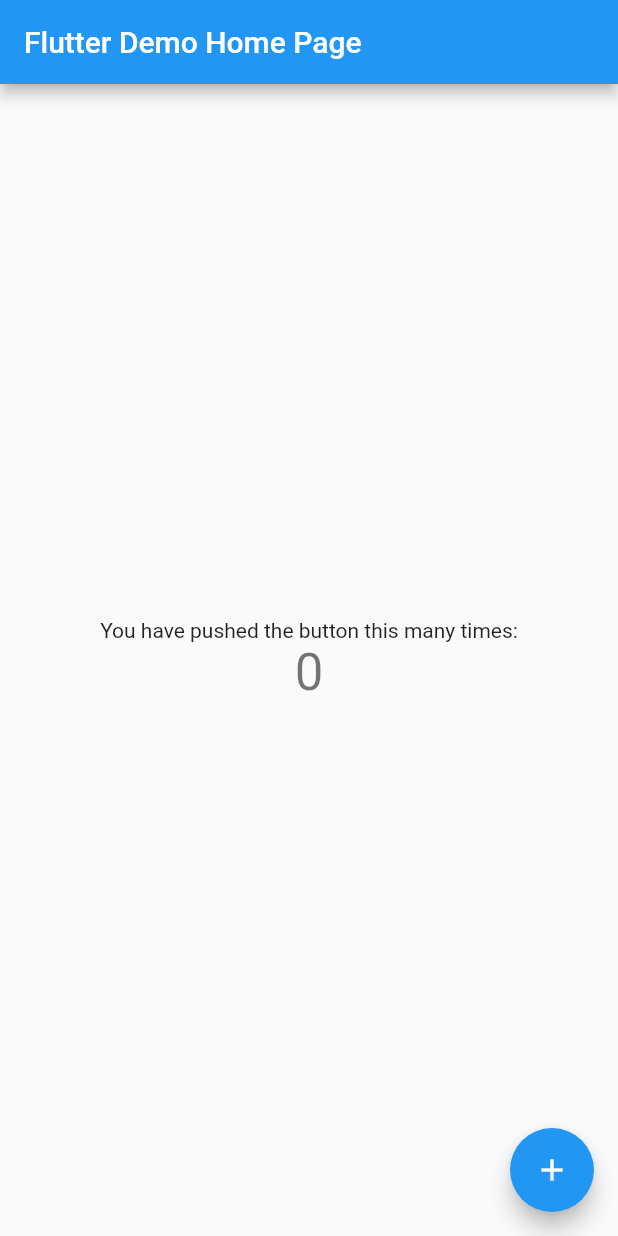
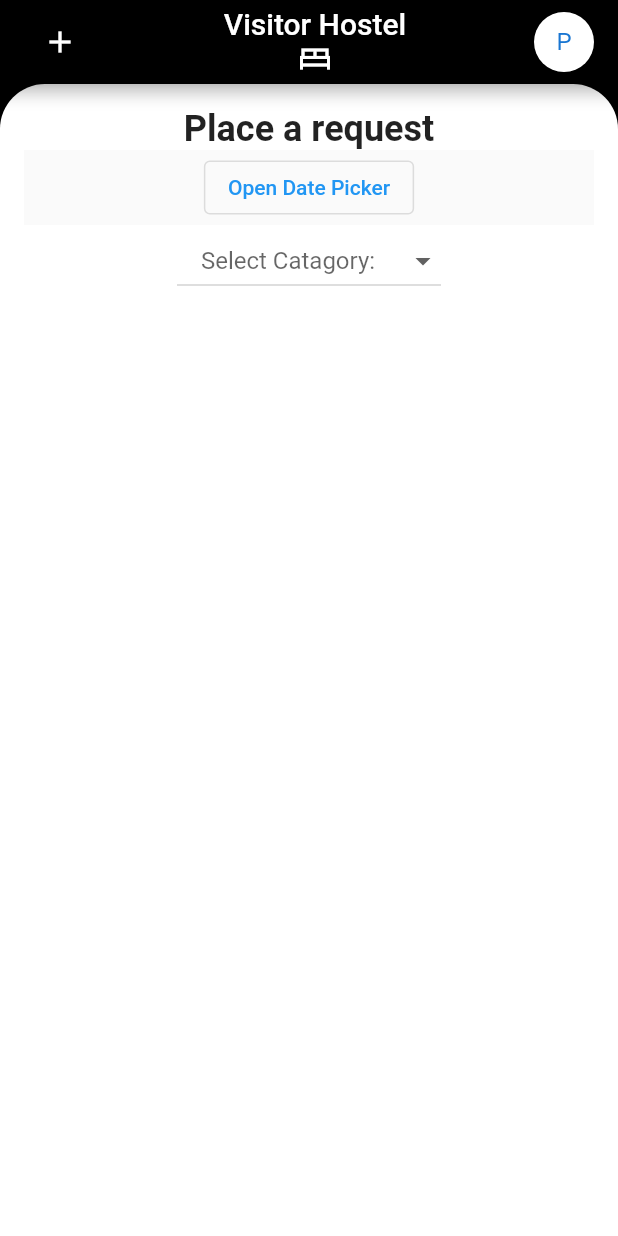
Before and after one commit to Adarshkumar167/fusion_app_visitors_mostel_module, a Flutter app: the screen it shows after launch, on a phone screen of 412 x 824 dp. Run offline on Flutter 3.47's test engine with Material 2 defaults, Android fonts, the phone set to English and light mode, and no system bars; drawn by our look-alikes of dropdown_button2.

Commit message:
basic_layout_Place_Request

```diff
--- a/lib/main.dart
+++ b/lib/main.dart
@@ -1,4 +1,5 @@
 import 'package:flutter/material.dart';
+import 'package:fusion_app_visitors_mostel_module/screens/landing.dart';
 
 void main() {
   runApp(const MyApp());
@@ -24,7 +25,7 @@
         // is not restarted.
         primarySwatch: Colors.blue,
       ),
-      home: const MyHomePage(title: 'Flutter Demo Home Page'),
+      home: const landing(),
     );
   }
 }
--- /dev/null
+++ b/lib/screens/datepick.dart
@@ -0,0 +1,79 @@
+import 'package:flutter/material.dart';
+
+class DatePicker extends StatefulWidget {
+  const DatePicker({super.key, this.restorationId});
+
+  final String? restorationId;
+
+  @override
+  State<DatePicker> createState() => _MyStatefulWidgetState();
+}
+
+/// RestorationProperty objects can be used because of RestorationMixin.
+class _MyStatefulWidgetState extends State<DatePicker> with RestorationMixin {
+  @override
+  String? get restorationId => widget.restorationId;
+
+  final RestorableDateTime _selectedDate = RestorableDateTime(DateTime.now());
+  late final RestorableRouteFuture<DateTime?> _restorableDatePickerRouteFuture =
+      RestorableRouteFuture<DateTime?>(
+    onComplete: _selectDate,
+    onPresent: (NavigatorState navigator, Object? arguments) {
+      return navigator.restorablePush(
+        _datePickerRoute,
+        arguments: _selectedDate.value.millisecondsSinceEpoch,
+      );
+    },
+  );
+
+  static Route<DateTime> _datePickerRoute(
+    BuildContext context,
+    Object? arguments,
+  ) {
+    return DialogRoute<DateTime>(
+      context: context,
+      builder: (BuildContext context) {
+        return DatePickerDialog(
+          restorationId: 'date_picker_dialog',
+          initialEntryMode: DatePickerEntryMode.calendarOnly,
+          initialDate: DateTime.fromMillisecondsSinceEpoch(arguments! as int),
+          firstDate: DateTime(2021),
+          lastDate: DateTime(2024),
+        );
+      },
+    );
+  }
+
+  @override
+  void restoreState(RestorationBucket? oldBucket, bool initialRestore) {
+    registerForRestoration(_selectedDate, 'selected_date');
+    registerForRestoration(
+        _restorableDatePickerRouteFuture, 'date_picker_route_future');
+  }
+
+  void _selectDate(DateTime? newSelectedDate) {
+    if (newSelectedDate != null) {
+      setState(() {
+        _selectedDate.value = newSelectedDate;
+        ScaffoldMessenger.of(context).showSnackBar(SnackBar(
+          content: Text(
+              'Selected: ${_selectedDate.value.day}/${_selectedDate.value.month}/${_selectedDate.value.year}'),
+        ));
+      });
+    }
+  }
+
+  @override
+  Widget build(BuildContext context) {
+    return Scaffold(
+      body: Center(
+        child: OutlinedButton(
+          onPressed: () {
+            _restorableDatePickerRouteFuture.present();
+          },
+          child: const Text('Open Date Picker'),
+        ),
+      ),
+    );
+  }
+}
--- /dev/null
+++ b/lib/screens/landing.dart
@@ -0,0 +1,80 @@
+import 'package:dropdown_button2/dropdown_button2.dart';
+import 'package:flutter/material.dart';
+import 'package:fusion_app_visitors_mostel_module/screens/datepick.dart';
+
+// ignore: camel_case_types
+class landing extends StatefulWidget {
+  const landing({super.key});
+
+  @override
+  State<landing> createState() => _landingState();
+}
+
+// ignore: camel_case_types
+class _landingState extends State<landing> {
+  List items = ['A', 'B', 'C', 'D'];
+  // ignore: prefer_typing_uninitialized_variables
+  var valueChose;
+  @override
+  Widget build(BuildContext context) {
+    return Scaffold(
+        backgroundColor: Colors.black,
+        appBar: AppBar(
+            backgroundColor: Colors.black,
+            title: Row(
+              mainAxisAlignment: MainAxisAlignment.spaceBetween,
+              children: [
+                IconButton(onPressed: () {}, icon: const Icon(Icons.add)),
+                Column(
+                  children: const [
+                    Text("Visitor Hostel"),
+                    Icon(Icons.bed_sharp),
+                  ],
+                ),
+                const CircleAvatar(
+                  backgroundColor: Colors.white,
+                  radius: 20,
+                  child: Text("P"),
+                )
+              ],
+            )),
+        body: Container(
+            constraints: BoxConstraints(
+                minHeight: MediaQuery.of(context).size.height,
+                minWidth: MediaQuery.of(context).size.width),
+            decoration: const BoxDecoration(
+                color: Colors.white,
+                borderRadius: BorderRadius.only(
+                    topLeft: Radius.circular(30),
+                    topRight: Radius.circular(30))),
+            child: Padding(
+              padding: const EdgeInsets.all(16.0),
+              child: Column(
+                children: [
+                  const Text(
+                    "Place a request",
+                    style: TextStyle(fontSize: 24, fontWeight: FontWeight.w700),
+                  ),
+                  const SizedBox( height: 50,child: DatePicker()),
+                  DropdownButton2(
+                    hint: const Text("Select Catagory: "),
+                    focusColor: Colors.white,
+                    icon: const Icon(Icons.arrow_drop_down),
+                    value: valueChose,
+                    onChanged: (newValue) {
+                      setState(() {
+                        valueChose = newValue;
+                      });
+                    },
+                    items: items.map((valueItem) {
+                      return DropdownMenuItem(
+                        value: valueItem,
+                        child: Text(valueItem),
+                      );
+                    }).toList(),
+                  ),
+                ],
+              ),
+            )));
+  }
+}
--- a/pubspec.yaml
+++ b/pubspec.yaml
@@ -35,6 +35,10 @@
   # The following adds the Cupertino Icons font to your application.
   # Use with the CupertinoIcons class for iOS style icons.
   cupertino_icons: ^1.0.2
+  date_picker_number: ^1.0.2
+  date_time_picker: ^2.1.0
+  dropdown_button2: ^1.9.2
+  get: ^4.6.5
 
 dev_dependencies:
   flutter_test:
```
Also changed, not shown: lib/screens/booking.dart (added), pubspec.lock.
